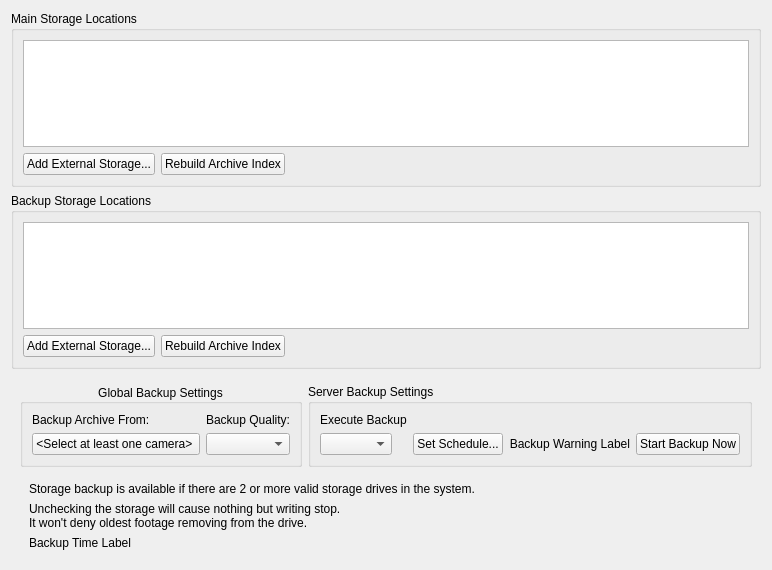
networkoptix/nx_open, file client/src/ui/widgets/properties/storage_config_widget.ui: the form before one commit.
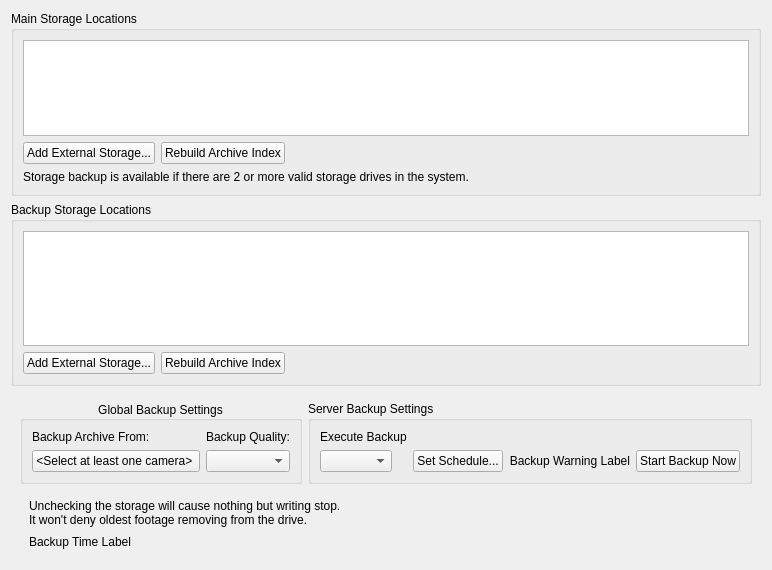
The form after the commit. Custom widgets are drawn as their Qt base class.

Commit message:
VMS-1714: Warning about backup availability is not shown
<==== Mercurial data ====>
Branch: dev_2.5.0_gui

What changed in the file:
```diff
--- a/client/src/ui/widgets/properties/storage_config_widget.ui
+++ b/client/src/ui/widgets/properties/storage_config_widget.ui
@@ -16,7 +16,7 @@
      <property name="title">
       <string>Main Storage Locations</string>
      </property>
-     <layout class="QVBoxLayout" name="verticalLayout" stretch="1,0">
+     <layout class="QVBoxLayout" name="verticalLayout" stretch="1,0,0">
       <item>
        <widget class="QnTableView" name="mainStoragesTable">
         <property name="autoFillBackground">
@@ -79,6 +79,13 @@
         </item>
        </layout>
       </item>
+      <item>
+       <widget class="QLabel" name="backupOptionLabel">
+        <property name="text">
+         <string>Storage backup is available if there are 2 or more valid storage drives in the system.</string>
+        </property>
+       </widget>
+      </item>
      </layout>
     </widget>
    </item>
@@ -324,13 +331,6 @@
           <property name="bottomMargin">
            <number>0</number>
           </property>
-          <item>
-           <widget class="QLabel" name="backupOptionLabel">
-            <property name="text">
-             <string>Storage backup is available if there are 2 or more valid storage drives in the system.</string>
-            </property>
-           </widget>
-          </item>
           <item>
            <widget class="QLabel" name="storagesWarningLabel">
             <property name="text">
```
The commit also changes 1 other file.
